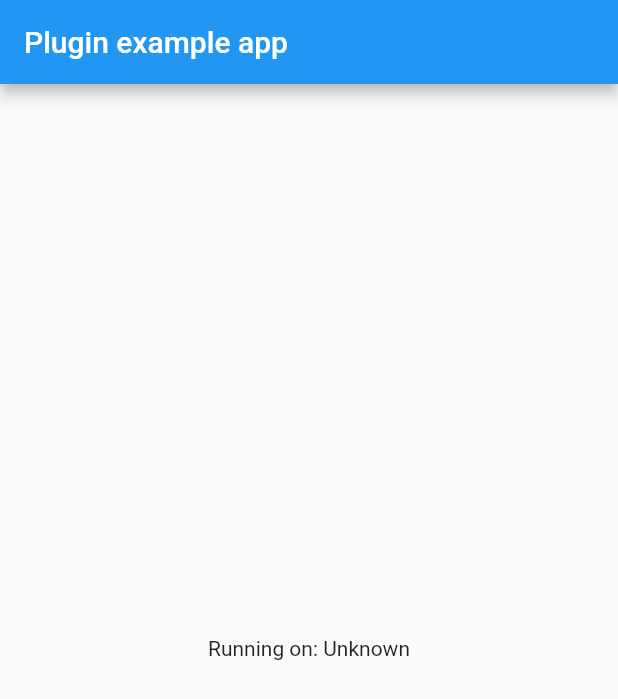
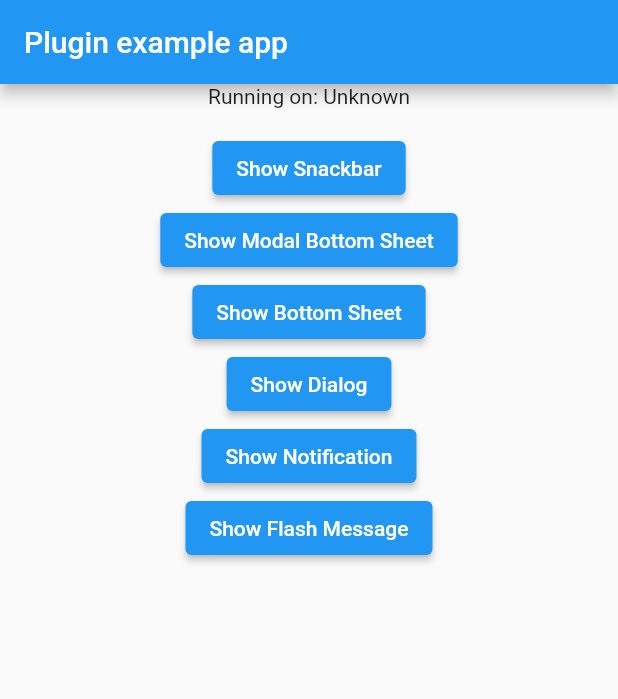
Before and after one commit to FlutterBytes-IO/fb-widgets, a Flutter app: the screen it shows after launch, on a phone screen of 412 x 824 dp. Shown: the top 699 px of the screen. Run offline on Flutter 3.47's test engine with Material 2 defaults, Android fonts, the phone set to English and light mode, and no system bars; our stand-ins replace plugin_platform_interface.

Commit message:
updated: the main.dart file

```diff
--- a/example/lib/main.dart
+++ b/example/lib/main.dart
@@ -1,7 +1,5 @@
 import 'package:flutter/material.dart';
-import 'dart:async';
 
-import 'package:flutter/services.dart';
 import 'package:fb_widgets/fb_widgets.dart';
 
 void main() {
@@ -16,46 +14,79 @@ class MyApp extends StatefulWidget {
 }
 
 class _MyAppState extends State<MyApp> {
-  String _platformVersion = 'Unknown';
-  final _fbWidgetsPlugin = FbWidgets();
+  final String _platformVersion = 'Unknown';
 
   @override
   void initState() {
     super.initState();
-    initPlatformState();
-  }
-
-  // Platform messages are asynchronous, so we initialize in an async method.
-  Future<void> initPlatformState() async {
-    String platformVersion;
-    // Platform messages may fail, so we use a try/catch PlatformException.
-    // We also handle the message potentially returning null.
-    try {
-      platformVersion =
-          await _fbWidgetsPlugin.getPlatformVersion() ?? 'Unknown platform version';
-    } on PlatformException {
-      platformVersion = 'Failed to get platform version.';
-    }
-
-    // If the widget was removed from the tree while the asynchronous platform
-    // message was in flight, we want to discard the reply rather than calling
-    // setState to update our non-existent appearance.
-    if (!mounted) return;
-
-    setState(() {
-      _platformVersion = platformVersion;
-    });
   }
 
   @override
   Widget build(BuildContext context) {
     return MaterialApp(
+      navigatorObservers: [
+        FBWidgets.instance.navigatorObserver,
+      ],
       home: Scaffold(
         appBar: AppBar(
           title: const Text('Plugin example app'),
         ),
-        body: Center(
-          child: Text('Running on: $_platformVersion\n'),
+        body: Column(
+          children: [
+            Center(
+              child: Text('Running on: $_platformVersion\n'),
+            ),
+            ElevatedButton(
+              onPressed: () {
+                FBWidgets.showSnackBar('Hello World');
+              },
+              child: const Text(
+                'Show Snackbar',
+              ),
+            ),
+            ElevatedButton(
+              onPressed: () {
+                FBWidgets.showModalBottomSheet();
+              },
+              child: const Text(
+                'Show Modal Bottom Sheet',
+              ),
+            ),
+            ElevatedButton(
+              onPressed: () {
+                FBWidgets.showBottomSheet();
+              },
+              child: const Text(
+                'Show Bottom Sheet',
+              ),
+            ),
+            ElevatedButton(
+              onPressed: () {
+                FBWidgets.showDialog();
+              },
+              child: const Text(
+                'Show Dialog',
+              ),
+            ),
+            ElevatedButton(
+              onPressed: () {
+                FBWidgets.showNotification();
+              },
+              child: const Text(
+                'Show Notification',
+              ),
+            ),
+            ElevatedButton(
+              onPressed: () {
+                FBWidgets.flashMessage(
+                  'Flash Message',
+                );
+              },
+              child: const Text(
+                'Show Flash Message',
+              ),
+            ),
+          ],
         ),
       ),
     );
```
